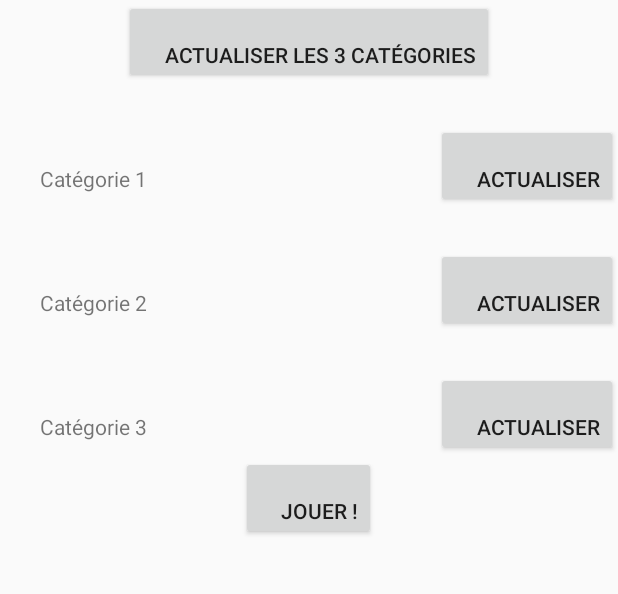
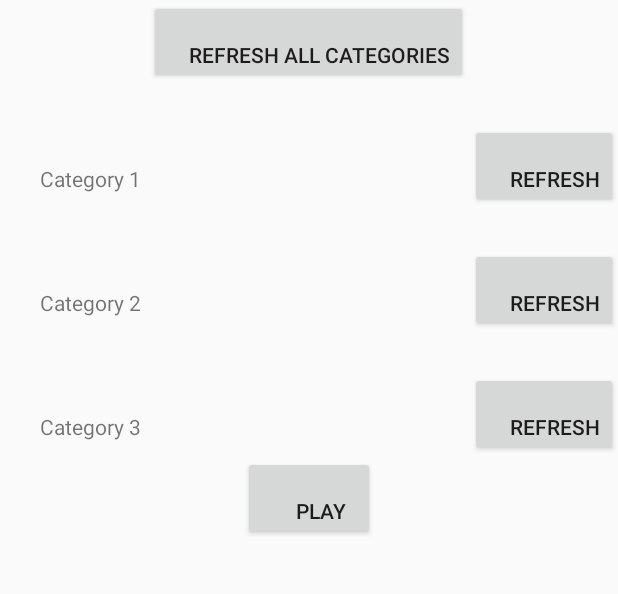
Before and after one commit to romainbulot/WikiWhat, an Android app: the screen it shows after launch (MainActivity), on a phone screen of 412 x 824 dp, the part 187-781 px from its top. Run offline under Robolectric (Android 15) with nearby library versions, the phone set to English and light mode, and no system bars.

Commit message:
modif xml

```diff
--- a/android/WikiWhat/app/src/main/res/layout/activity_main.xml
+++ b/android/WikiWhat/app/src/main/res/layout/activity_main.xml
@@ -25,7 +25,7 @@
         android:layout_gravity="center"
         android:paddingLeft="40px"
         android:paddingTop="40px"
-        android:text="Actualiser les 3 catégories" />
+        android:text="@string/refresh_all_categories" />
 
 
         <LinearLayout
@@ -40,7 +40,7 @@
                 android:layout_height="wrap_content"
                 android:paddingLeft="40px"
                 android:paddingTop="40px"
-                android:text="Catégorie 1"
+                android:text="@string/category_1"
                 android:layout_weight="0.3"
                 android:textAlignment="viewStart" />
 
@@ -52,7 +52,7 @@
                 android:layout_gravity="center"
                 android:paddingLeft="40px"
                 android:paddingTop="40px"
-                android:text="Actualiser" />
+                android:text="@string/refresh" />
 
 
         </LinearLayout>
@@ -67,7 +67,7 @@
             <TextView
                 android:layout_width="wrap_content"
                 android:layout_height="wrap_content"
-                android:text="Catégorie 2"
+                android:text="@string/category_2"
                 android:layout_weight="0.3"
                 android:paddingTop="40px"
                 android:paddingLeft="40px"/>
@@ -79,7 +79,7 @@
                 android:layout_gravity="center"
                 android:paddingLeft="40px"
                 android:paddingTop="40px"
-                android:text="Actualiser" />
+                android:text="@string/refresh" />
 
         </LinearLayout>
 
@@ -95,7 +95,7 @@
         <TextView
             android:layout_width="wrap_content"
             android:layout_height="wrap_content"
-            android:text="Catégorie 3"
+            android:text="@string/category_3"
             android:paddingTop="40px"
             android:paddingLeft="40px"
             android:layout_weight="0.3"
@@ -108,7 +108,7 @@
             android:layout_gravity="center"
             android:paddingLeft="40px"
             android:paddingTop="40px"
-            android:text="Actualiser" />
+            android:text="@string/refresh" />
 
     </LinearLayout>
 
@@ -118,6 +118,6 @@
             android:layout_gravity="center"
             android:paddingLeft="40px"
             android:paddingTop="40px"
-            android:text="Jouer !" />
+            android:text="@string/play" />
 
     </LinearLayout>
```
